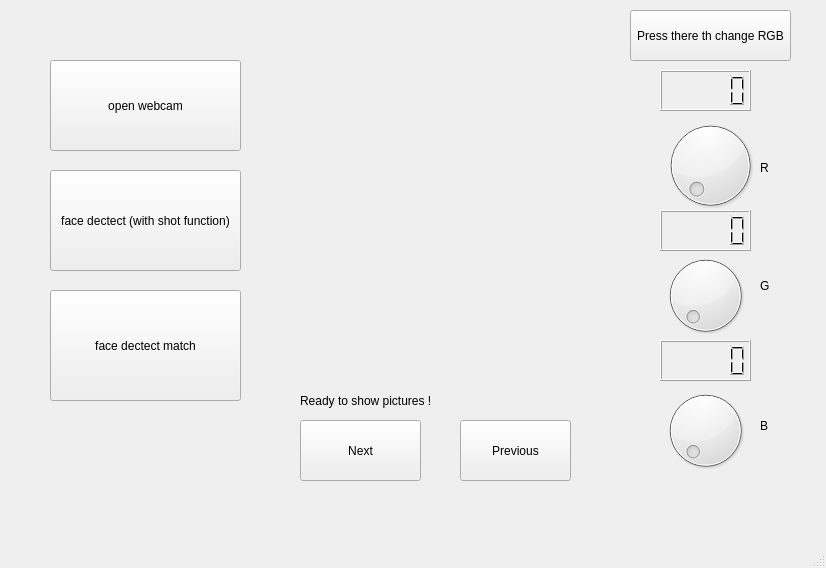
Old version of the form test.ui in the repository mattwang137/Face-Detection-Project.
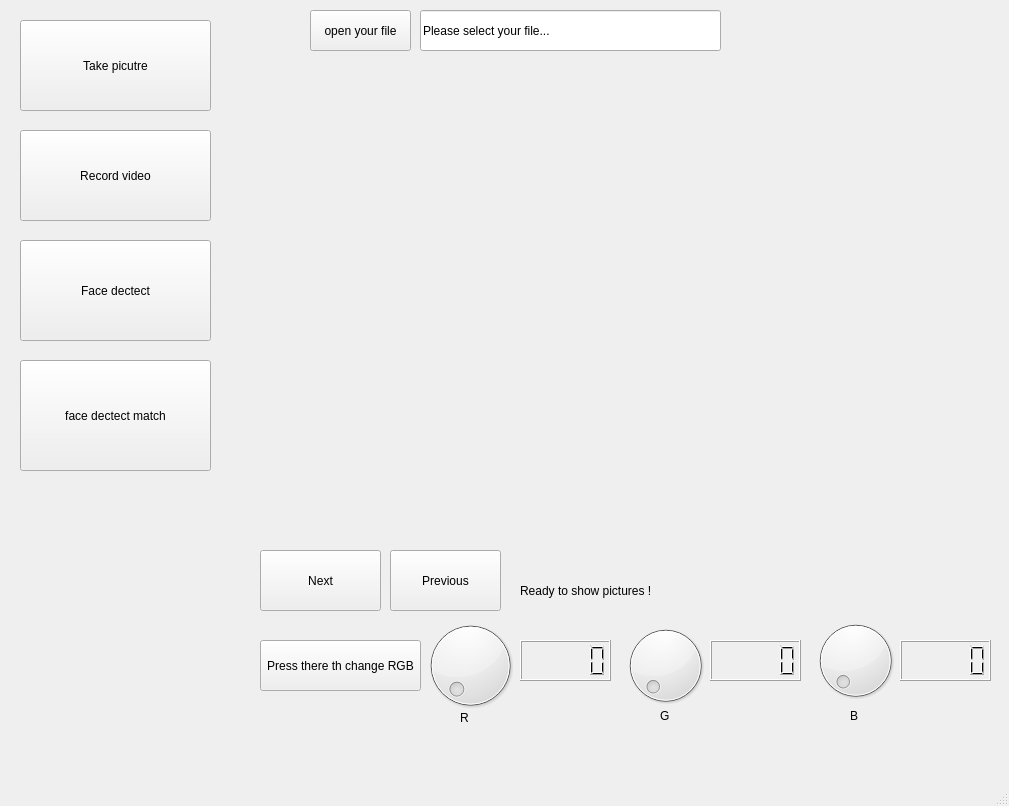
New version of the form. Icons and pictures are not drawn.

The edit to the form file:
```diff
--- a/test.ui
+++ b/test.ui
@@ -6,8 +6,8 @@
    <rect>
     <x>0</x>
     <y>0</y>
-    <width>826</width>
-    <height>568</height>
+    <width>1009</width>
+    <height>806</height>
    </rect>
   </property>
   <property name="windowTitle">
@@ -17,34 +17,34 @@
    <widget class="QPushButton" name="pushButton">
     <property name="geometry">
      <rect>
-      <x>50</x>
-      <y>60</y>
+      <x>20</x>
+      <y>20</y>
       <width>191</width>
       <height>91</height>
      </rect>
     </property>
     <property name="text">
-     <string>open webcam</string>
+     <string>Take picutre</string>
     </property>
    </widget>
    <widget class="QPushButton" name="pushButton_2">
     <property name="geometry">
      <rect>
-      <x>50</x>
-      <y>170</y>
+      <x>20</x>
+      <y>240</y>
       <width>191</width>
       <height>101</height>
      </rect>
     </property>
     <property name="text">
-     <string>face dectect (with shot function)</string>
+     <string>Face dectect</string>
     </property>
    </widget>
    <widget class="QPushButton" name="pushButton_3">
     <property name="geometry">
      <rect>
-      <x>50</x>
-      <y>290</y>
+      <x>20</x>
+      <y>360</y>
       <width>191</width>
       <height>111</height>
      </rect>
@@ -56,16 +56,16 @@
    <widget class="QLabel" name="label">
     <property name="geometry">
      <rect>
-      <x>300</x>
-      <y>50</y>
-      <width>320</width>
-      <height>320</height>
+      <x>260</x>
+      <y>60</y>
+      <width>640</width>
+      <height>480</height>
      </rect>
     </property>
     <property name="minimumSize">
      <size>
-      <width>320</width>
-      <height>320</height>
+      <width>640</width>
+      <height>480</height>
      </size>
     </property>
     <property name="maximumSize">
@@ -99,8 +99,8 @@
    <widget class="QPushButton" name="pushButton_4">
     <property name="geometry">
      <rect>
-      <x>300</x>
-      <y>420</y>
+      <x>260</x>
+      <y>550</y>
       <width>121</width>
       <height>61</height>
      </rect>
@@ -112,8 +112,8 @@
    <widget class="QPushButton" name="pushButton_5">
     <property name="geometry">
      <rect>
-      <x>460</x>
-      <y>420</y>
+      <x>390</x>
+      <y>550</y>
       <width>111</width>
       <height>61</height>
      </rect>
@@ -125,8 +125,8 @@
    <widget class="QLabel" name="label_2">
     <property name="geometry">
      <rect>
-      <x>300</x>
-      <y>390</y>
+      <x>520</x>
+      <y>580</y>
       <width>261</width>
       <height>21</height>
      </rect>
@@ -138,8 +138,8 @@
    <widget class="QDial" name="dial">
     <property name="geometry">
      <rect>
-      <x>660</x>
-      <y>110</y>
+      <x>420</x>
+      <y>610</y>
       <width>101</width>
       <height>111</height>
      </rect>
@@ -151,8 +151,8 @@
    <widget class="QDial" name="dial_2">
     <property name="geometry">
      <rect>
-      <x>660</x>
-      <y>240</y>
+      <x>620</x>
+      <y>610</y>
       <width>91</width>
       <height>111</height>
      </rect>
@@ -164,8 +164,8 @@
    <widget class="QDial" name="dial_3">
     <property name="geometry">
      <rect>
-      <x>660</x>
-      <y>370</y>
+      <x>810</x>
+      <y>600</y>
       <width>91</width>
       <height>121</height>
      </rect>
@@ -177,8 +177,8 @@
    <widget class="QLabel" name="label_3">
     <property name="geometry">
      <rect>
-      <x>760</x>
-      <y>160</y>
+      <x>460</x>
+      <y>710</y>
       <width>16</width>
       <height>16</height>
      </rect>
@@ -190,8 +190,8 @@
    <widget class="QLabel" name="label_4">
     <property name="geometry">
      <rect>
-      <x>760</x>
-      <y>280</y>
+      <x>660</x>
+      <y>710</y>
       <width>47</width>
       <height>12</height>
      </rect>
@@ -203,8 +203,8 @@
    <widget class="QLabel" name="label_5">
     <property name="geometry">
      <rect>
-      <x>760</x>
-      <y>420</y>
+      <x>850</x>
+      <y>710</y>
       <width>47</width>
       <height>12</height>
      </rect>
@@ -216,8 +216,8 @@
    <widget class="QLCDNumber" name="lcdNumber">
     <property name="geometry">
      <rect>
-      <x>660</x>
-      <y>70</y>
+      <x>520</x>
+      <y>640</y>
       <width>91</width>
       <height>41</height>
      </rect>
@@ -232,8 +232,8 @@
    <widget class="QLCDNumber" name="lcdNumber_2">
     <property name="geometry">
      <rect>
-      <x>660</x>
-      <y>210</y>
+      <x>710</x>
+      <y>640</y>
       <width>91</width>
       <height>41</height>
      </rect>
@@ -242,8 +242,8 @@
    <widget class="QLCDNumber" name="lcdNumber_3">
     <property name="geometry">
      <rect>
-      <x>660</x>
-      <y>340</y>
+      <x>900</x>
+      <y>640</y>
       <width>91</width>
       <height>41</height>
      </rect>
@@ -252,8 +252,8 @@
    <widget class="QPushButton" name="pushButton_6">
     <property name="geometry">
      <rect>
-      <x>630</x>
-      <y>10</y>
+      <x>260</x>
+      <y>640</y>
       <width>161</width>
       <height>51</height>
      </rect>
@@ -262,6 +262,45 @@
      <string>Press there th change RGB</string>
     </property>
    </widget>
+   <widget class="QPushButton" name="pushButton_7">
+    <property name="geometry">
+     <rect>
+      <x>20</x>
+      <y>130</y>
+      <width>191</width>
+      <height>91</height>
+     </rect>
+    </property>
+    <property name="text">
+     <string>Record video</string>
+    </property>
+   </widget>
+   <widget class="QPushButton" name="pushButton_8">
+    <property name="geometry">
+     <rect>
+      <x>310</x>
+      <y>10</y>
+      <width>101</width>
+      <height>41</height>
+     </rect>
+    </property>
+    <property name="text">
+     <string>open your file</string>
+    </property>
+   </widget>
+   <widget class="QLineEdit" name="lineEdit">
+    <property name="geometry">
+     <rect>
+      <x>420</x>
+      <y>10</y>
+      <width>301</width>
+      <height>41</height>
+     </rect>
+    </property>
+    <property name="text">
+     <string>Please select your file...</string>
+    </property>
+   </widget>
   </widget>
   <widget class="QMenuBar" name="menubar">
    <property name="geometry">
```
Left out of the diff: 5 changed lines with no effect on the pictures.
